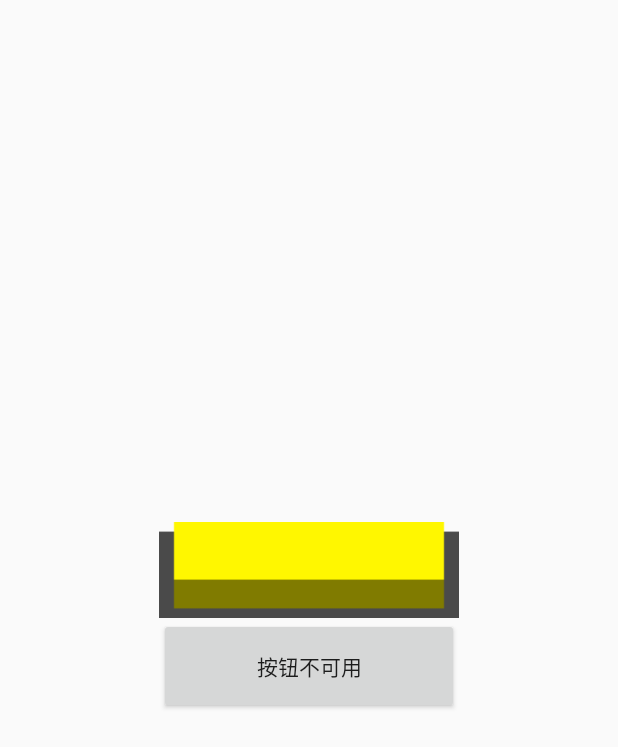
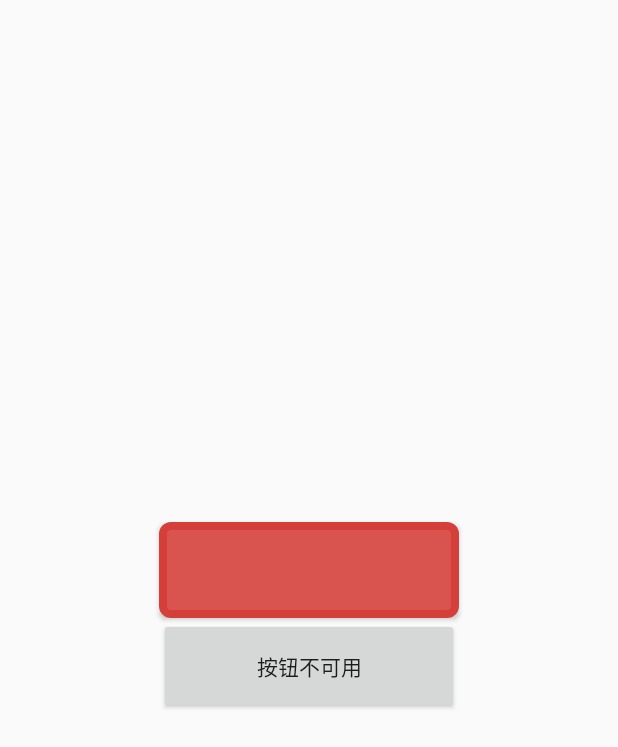
Before and after one commit to IcyLeaves/Beginning, an Android app: the screen it shows after launch (MainActivity), on a phone screen of 412 x 824 dp. Shown: the top 747 px of the screen. Run offline under Robolectric (Android 15) with nearby library versions, the phone set to English and light mode, and no system bars.

Commit message:
Button-使用颜色配置文件绘制圆角按钮

```diff
--- /dev/null
+++ b/FirstApplication/app/src/main/res/drawable/btn_danger_rounded.xml
@@ -0,0 +1,25 @@
+<?xml version="1.0" encoding="utf-8"?>
+<selector xmlns:android="http://schemas.android.com/apk/res/android">
+
+    <item android:state_pressed="true"><shape>
+        <solid android:color="@color/btn_danger_pressed" />
+        <stroke android:width="5dp" android:color="@color/btn_danger_edge" />
+        <corners android:radius="@dimen/btn_rounded_corner_radius"/>
+    </shape></item>
+
+
+    <item android:state_enabled="false"><shape>
+        <solid android:color="@color/btn_danger_disabled" />
+        <stroke android:width="5dp" android:color="@color/btn_danger_disabled_edge" />
+        <corners android:radius="@dimen/btn_rounded_corner_radius"/>
+    </shape></item>
+
+
+    <item><shape>
+        <solid android:color="@color/btn_danger" />
+        <stroke android:width="5dp" android:color="@color/btn_danger_edge" />
+        <corners android:radius="@dimen/btn_rounded_corner_radius"/>
+    </shape></item>
+
+
+</selector>
--- a/FirstApplication/app/src/main/res/layout/activity_main.xml
+++ b/FirstApplication/app/src/main/res/layout/activity_main.xml
@@ -9,7 +9,7 @@
         android:id="@+id/btnOne"
         android:layout_width="200dp"
         android:layout_height="64dp"
-        android:background="@drawable/btn_bg1"
+        android:background="@drawable/btn_danger_rounded"
         android:layout_centerHorizontal="true"
         />
 
--- a/FirstApplication/app/src/main/res/values/colors.xml
+++ b/FirstApplication/app/src/main/res/values/colors.xml
@@ -3,4 +3,10 @@
     <color name="colorPrimary">#3F51B5</color>
     <color name="colorPrimaryDark">#303F9F</color>
     <color name="colorAccent">#FF4081</color>
+    <color name="btn_danger_pressed">#ffd2322d</color>
+    <color name="btn_danger_edge">#ffd43f3a</color>
+    <color name="btn_danger_disabled">#a5d9534f</color>
+    <color name="btn_danger_disabled_edge">#a5d43f3a</color>
+    <color name="btn_danger">#ffd9534f</color>
+    <color name="text_font_white">#FFFFFF</color>
 </resources>
--- a/FirstApplication/app/src/main/res/values/dimens.xml
+++ b/FirstApplication/app/src/main/res/values/dimens.xml
@@ -1,3 +1,4 @@
 <resources>
     <dimen name="fab_margin">16dp</dimen>
+    <dimen name="btn_rounded_corner_radius">5dp</dimen> //按钮圆角尺寸
 </resources>
```
